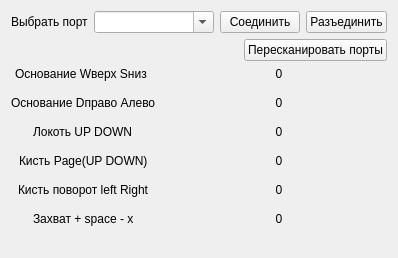
Before: the Qt Designer form leor_computer_part/Tor3n_matan/RobotCONTROL/mainwindow.ui in Tulen-incorporated/leor-dome, drawn with Qt 5.
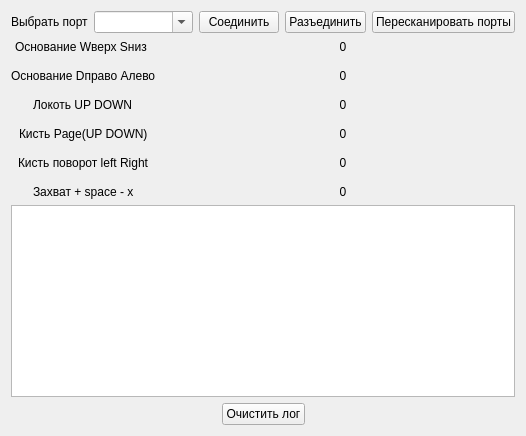
After: the same form once the commit is applied.

Patch:
```diff
--- a/leor_computer_part/Tor3n_matan/RobotCONTROL/mainwindow.ui
+++ b/leor_computer_part/Tor3n_matan/RobotCONTROL/mainwindow.ui
@@ -6,8 +6,8 @@
    <rect>
     <x>0</x>
     <y>0</y>
-    <width>398</width>
-    <height>258</height>
+    <width>526</width>
+    <height>436</height>
    </rect>
   </property>
   <property name="windowTitle">
@@ -65,23 +65,6 @@
           </property>
          </widget>
         </item>
-       </layout>
-      </item>
-      <item>
-       <layout class="QHBoxLayout" name="horizontalLayout_2">
-        <item>
-         <spacer name="horizontalSpacer">
-          <property name="orientation">
-           <enum>Qt::Horizontal</enum>
-          </property>
-          <property name="sizeHint" stdset="0">
-           <size>
-            <width>198</width>
-            <height>20</height>
-           </size>
-          </property>
-         </spacer>
-        </item>
         <item>
          <widget class="QPushButton" name="scanPortsButton">
           <property name="text">
@@ -91,6 +74,9 @@
         </item>
        </layout>
       </item>
+      <item>
+       <layout class="QHBoxLayout" name="horizontalLayout_2"/>
+      </item>
      </layout>
     </item>
     <item>
@@ -244,6 +230,62 @@
       </item>
      </layout>
     </item>
+    <item>
+     <widget class="QPlainTextEdit" name="logWidget">
+      <property name="enabled">
+       <bool>true</bool>
+      </property>
+      <property name="sizePolicy">
+       <sizepolicy hsizetype="Minimum" vsizetype="Maximum">
+        <horstretch>0</horstretch>
+        <verstretch>0</verstretch>
+       </sizepolicy>
+      </property>
+      <property name="documentTitle">
+       <string>Лог</string>
+      </property>
+      <property name="readOnly">
+       <bool>true</bool>
+      </property>
+     </widget>
+    </item>
+    <item>
+     <layout class="QHBoxLayout" name="horizontalLayout_3">
+      <item>
+       <spacer name="horizontalSpacer">
+        <property name="orientation">
+         <enum>Qt::Horizontal</enum>
+        </property>
+        <property name="sizeHint" stdset="0">
+         <size>
+          <width>138</width>
+          <height>20</height>
+         </size>
+        </property>
+       </spacer>
+      </item>
+      <item>
+       <widget class="QPushButton" name="pushButton">
+        <property name="text">
+         <string>Очистить лог</string>
+        </property>
+       </widget>
+      </item>
+      <item>
+       <spacer name="horizontalSpacer_2">
+        <property name="orientation">
+         <enum>Qt::Horizontal</enum>
+        </property>
+        <property name="sizeHint" stdset="0">
+         <size>
+          <width>178</width>
+          <height>20</height>
+         </size>
+        </property>
+       </spacer>
+      </item>
+     </layout>
+    </item>
    </layout>
   </widget>
   <widget class="QMenuBar" name="menuBar">
@@ -251,7 +293,7 @@
     <rect>
      <x>0</x>
      <y>0</y>
-     <width>398</width>
+     <width>526</width>
      <height>21</height>
     </rect>
    </property>
```
